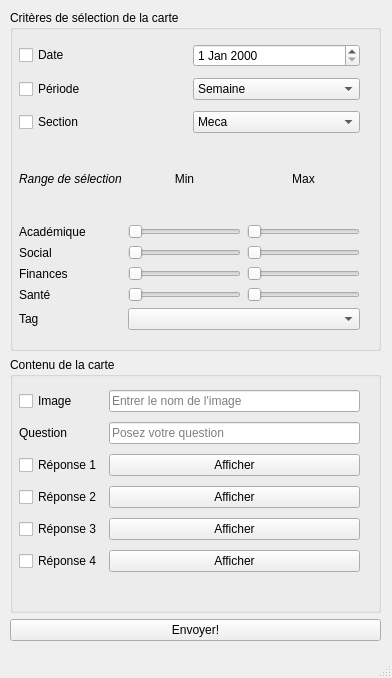
Before: the Qt Designer form MainWindowGUI.ui in emiledecosterd/CardGeneratorUI, drawn with Qt 5.
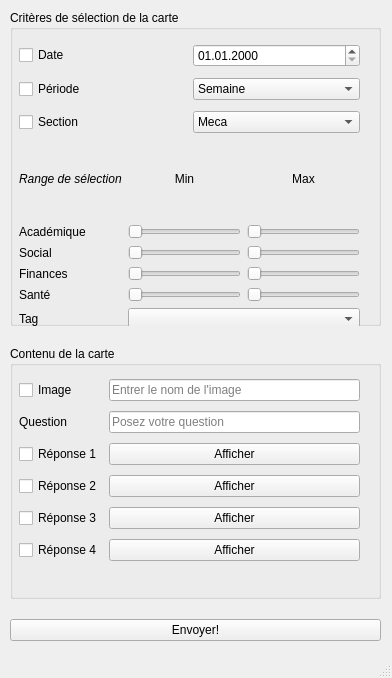
After: the same form once the commit is applied.

```diff
--- a/MainWindowGUI.ui
+++ b/MainWindowGUI.ui
@@ -23,7 +23,10 @@
       <height>631</height>
      </rect>
     </property>
-    <layout class="QVBoxLayout" name="verticalLayout" stretch="60,45,0">
+    <layout class="QVBoxLayout" name="verticalLayout" stretch="50,40,10">
+     <property name="spacing">
+      <number>20</number>
+     </property>
      <property name="sizeConstraint">
       <enum>QLayout::SetDefaultConstraint</enum>
      </property>
@@ -71,7 +74,49 @@
           </widget>
          </item>
          <item row="0" column="1">
-          <widget class="QDateEdit" name="dateEdit"/>
+          <widget class="QDateEdit" name="dateEdit">
+           <property name="date">
+            <date>
+             <year>2000</year>
+             <month>1</month>
+             <day>1</day>
+            </date>
+           </property>
+           <property name="time">
+            <time>
+             <hour>0</hour>
+             <minute>0</minute>
+             <second>0</second>
+            </time>
+           </property>
+           <property name="maximumDateTime">
+            <datetime>
+             <hour>23</hour>
+             <minute>59</minute>
+             <second>59</second>
+             <year>7917</year>
+             <month>6</month>
+             <day>30</day>
+            </datetime>
+           </property>
+           <property name="maximumDate">
+            <date>
+             <year>7917</year>
+             <month>6</month>
+             <day>30</day>
+            </date>
+           </property>
+           <property name="minimumDate">
+            <date>
+             <year>1816</year>
+             <month>9</month>
+             <day>14</day>
+            </date>
+           </property>
+           <property name="displayFormat">
+            <string>dd.MM.yyyy</string>
+           </property>
+          </widget>
          </item>
          <item row="2" column="0">
           <widget class="QCheckBox" name="section_checkBox">
```
Left out of the diff: 4 changed lines with no effect on the pictures.
